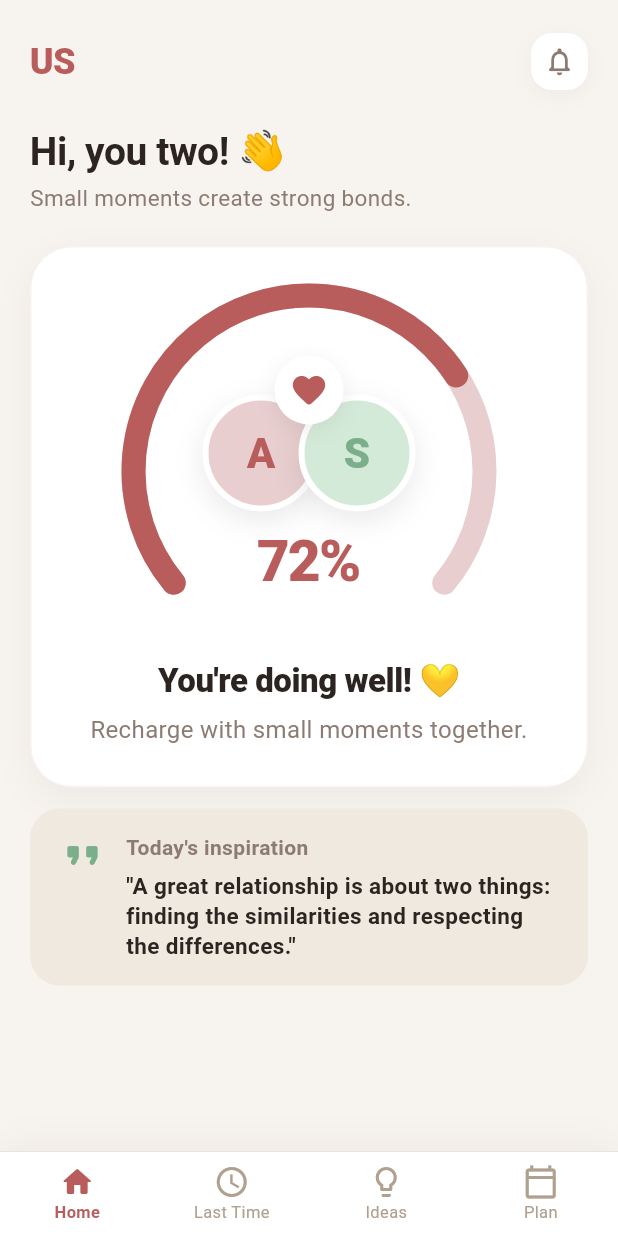
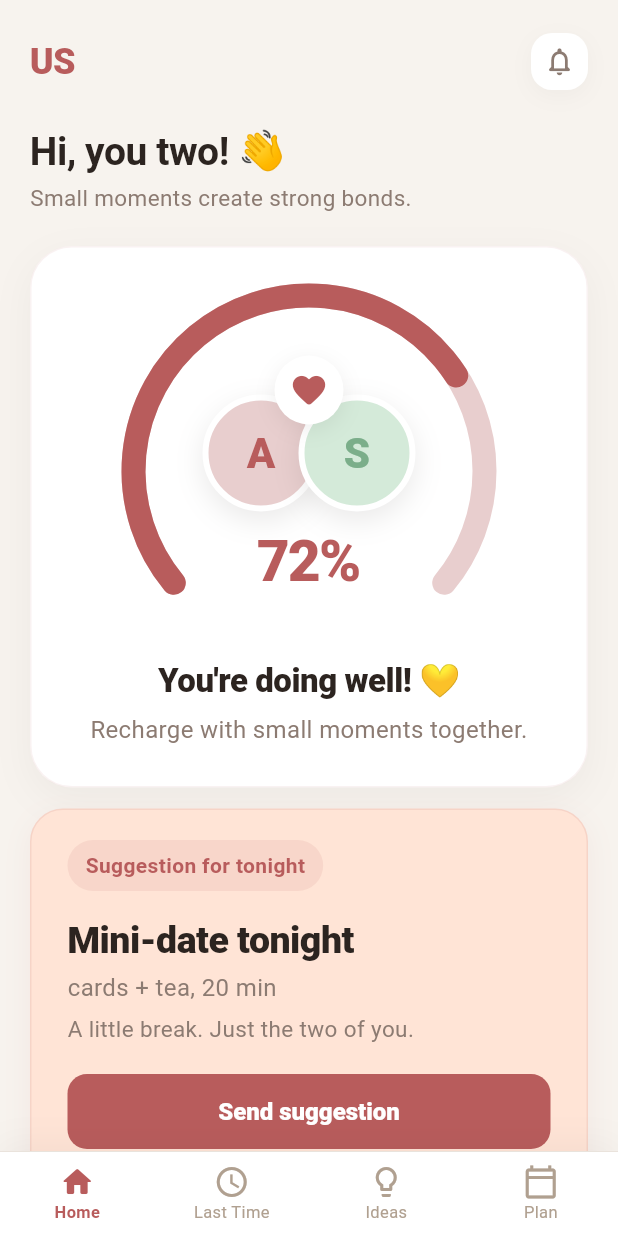
Before and after one commit to mirnoah4-beep/US, a Flutter app: the screen it shows after launch, on a phone screen of 412 x 824 dp. Run offline on Flutter 3.47's test engine with Material 3 defaults, Android fonts, the phone set to English and light mode, and no system bars; Roboto replaces fonts that are missing (SF Pro Display).

Commit message:
Restore Home screen couple battery design

```diff
--- a/lib/screens/home_screen.dart
+++ b/lib/screens/home_screen.dart
@@ -46,10 +46,8 @@ class HomeScreen extends StatelessWidget {
               message: state.batteryMessage,
             ),
             const SizedBox(height: 14),
-            if (state.hasChildren) ...[
-              _buildMiniDateCard(context),
-              const SizedBox(height: 14),
-            ],
+            _buildMiniDateCard(context),
+            const SizedBox(height: 14),
             _buildInspirationCard(),
           ],
         ),
@@ -235,7 +233,7 @@ class HomeScreen extends StatelessWidget {
                 ),
                 SizedBox(height: 6),
                 Text(
-                  '"A great relationship is about two things: finding the similarities and respecting the differences."',
+                  'A small compliment can brighten the day.',
                   style: TextStyle(
                     color: AppTheme.textPrimary,
                     fontSize: 15,
```
